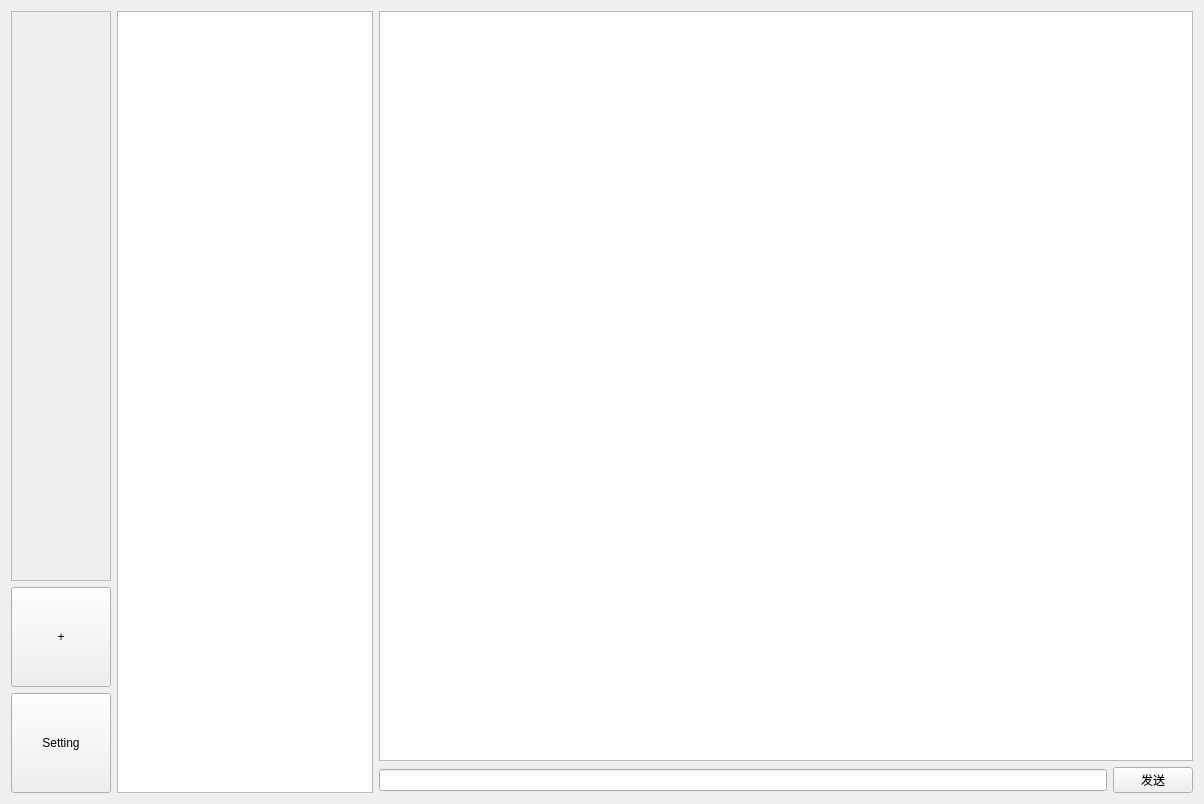
Above: src/ui/mainwidget.ui from colutius/colutius_old before the change. Below: the same form after it.
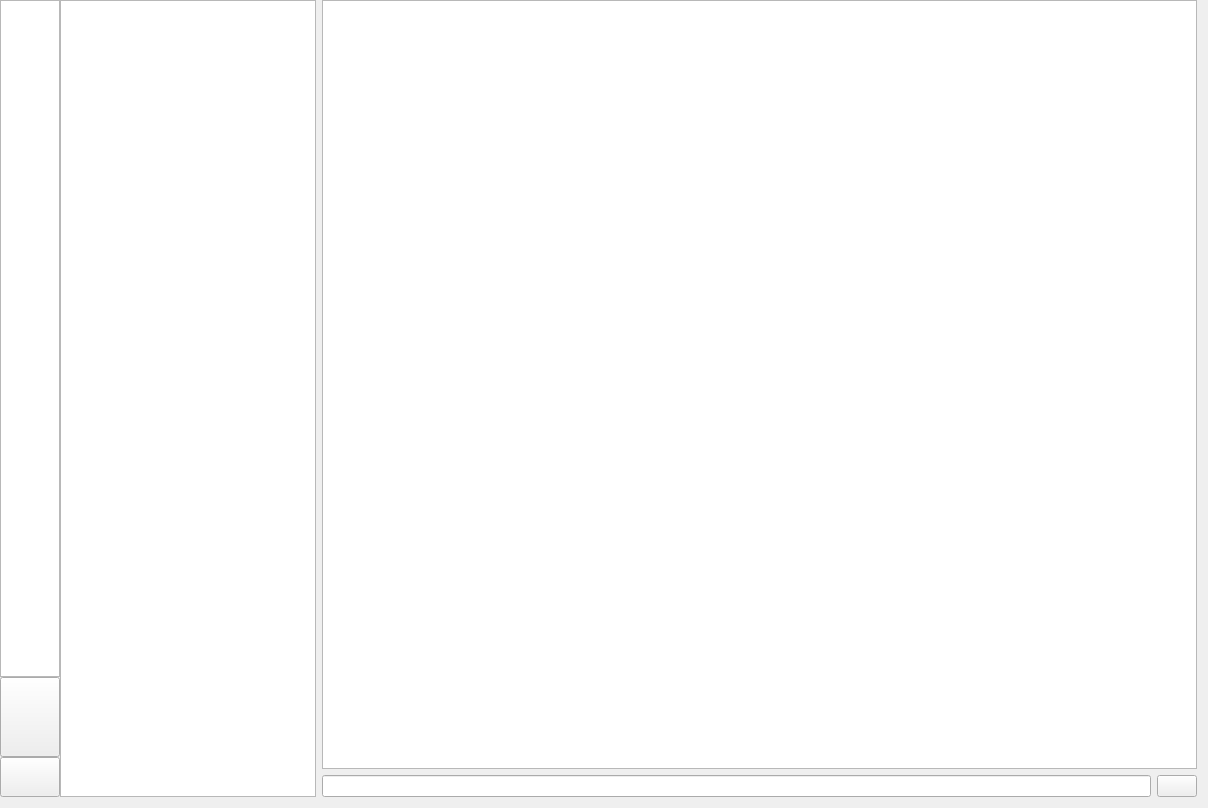
That is the form after the change.

Diff of the .ui file:
```diff
--- a/src/ui/mainwidget.ui
+++ b/src/ui/mainwidget.ui
@@ -6,20 +6,29 @@
    <rect>
     <x>0</x>
     <y>0</y>
-    <width>1204</width>
-    <height>804</height>
+    <width>1208</width>
+    <height>808</height>
    </rect>
   </property>
   <property name="windowTitle">
    <string>Form</string>
   </property>
-  <layout class="QGridLayout" name="gridLayout_2">
+  <layout class="QGridLayout" name="gridLayout">
+   <property name="leftMargin">
+    <number>0</number>
+   </property>
+   <property name="topMargin">
+    <number>0</number>
+   </property>
    <item row="0" column="0">
     <layout class="QHBoxLayout" name="horizontalLayout_2">
+     <property name="spacing">
+      <number>0</number>
+     </property>
      <item>
       <layout class="QVBoxLayout" name="verticalLayout_2">
        <item>
-        <widget class="QScrollArea" name="serverList">
+        <widget class="QListWidget" name="serverList">
          <property name="sizePolicy">
           <sizepolicy hsizetype="Minimum" vsizetype="Expanding">
            <horstretch>0</horstretch>
@@ -28,44 +37,19 @@
          </property>
          <property name="maximumSize">
           <size>
-           <width>100</width>
+           <width>60</width>
            <height>16777215</height>
           </size>
          </property>
-         <property name="widgetResizable">
-          <bool>true</bool>
+         <property name="verticalScrollBarPolicy">
+          <enum>Qt::ScrollBarAlwaysOff</enum>
          </property>
-         <property name="alignment">
-          <set>Qt::AlignHCenter|Qt::AlignTop</set>
+         <property name="horizontalScrollBarPolicy">
+          <enum>Qt::ScrollBarAlwaysOff</enum>
          </property>
-         <widget class="QWidget" name="scrollAreaWidgetContents">
-          <property name="geometry">
-           <rect>
-            <x>0</x>
-            <y>0</y>
-            <width>102</width>
-            <height>547</height>
-           </rect>
-          </property>
-          <layout class="QGridLayout" name="gridLayout">
-           <item row="0" column="0">
-            <layout class="QVBoxLayout" name="serverBoxLayout"/>
-           </item>
-           <item row="1" column="0">
-            <spacer name="verticalSpacer">
-             <property name="orientation">
-              <enum>Qt::Vertical</enum>
-             </property>
-             <property name="sizeHint" stdset="0">
-              <size>
-               <width>77</width>
-               <height>513</height>
-              </size>
-             </property>
-            </spacer>
-           </item>
-          </layout>
-         </widget>
+         <property name="viewMode">
+          <enum>QListView::ListMode</enum>
+         </property>
         </widget>
        </item>
        <item>
@@ -78,21 +62,24 @@
          </property>
          <property name="minimumSize">
           <size>
-           <width>100</width>
-           <height>100</height>
+           <width>60</width>
+           <height>80</height>
           </size>
          </property>
          <property name="maximumSize">
           <size>
-           <width>100</width>
-           <height>100</height>
+           <width>60</width>
+           <height>80</height>
           </size>
          </property>
          <property name="layoutDirection">
           <enum>Qt::LeftToRight</enum>
          </property>
+         <property name="autoFillBackground">
+          <bool>false</bool>
+         </property>
          <property name="text">
-          <string>+</string>
+          <string/>
          </property>
         </widget>
        </item>
@@ -106,18 +93,18 @@
          </property>
          <property name="minimumSize">
           <size>
-           <width>100</width>
-           <height>100</height>
+           <width>60</width>
+           <height>40</height>
           </size>
          </property>
          <property name="maximumSize">
           <size>
-           <width>100</width>
-           <height>100</height>
+           <width>60</width>
+           <height>40</height>
           </size>
          </property>
          <property name="text">
-          <string>Setting</string>
+          <string/>
          </property>
         </widget>
        </item>
@@ -133,24 +120,24 @@
        </property>
       </widget>
      </item>
+    </layout>
+   </item>
+   <item row="0" column="1">
+    <layout class="QVBoxLayout" name="msgLayout">
      <item>
-      <layout class="QVBoxLayout" name="msgLayout">
+      <widget class="QListWidget" name="msgList"/>
+     </item>
+     <item>
+      <layout class="QHBoxLayout" name="horizontalLayout">
        <item>
-        <widget class="QListWidget" name="msgList"/>
+        <widget class="QLineEdit" name="msgEdit"/>
        </item>
        <item>
-        <layout class="QHBoxLayout" name="horizontalLayout">
-         <item>
-          <widget class="QLineEdit" name="msgEdit"/>
-         </item>
-         <item>
-          <widget class="QPushButton" name="sendBtn">
-           <property name="text">
-            <string>发送</string>
-           </property>
-          </widget>
-         </item>
-        </layout>
+        <widget class="QPushButton" name="sendBtn">
+         <property name="text">
+          <string/>
+         </property>
+        </widget>
        </item>
       </layout>
      </item>
```
Left out of the diff: 5 changed lines with no effect on the pictures.
